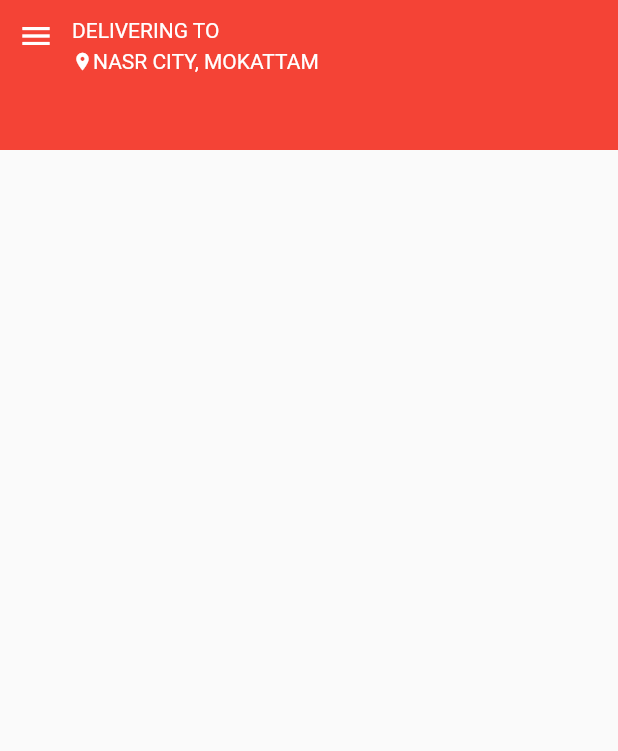
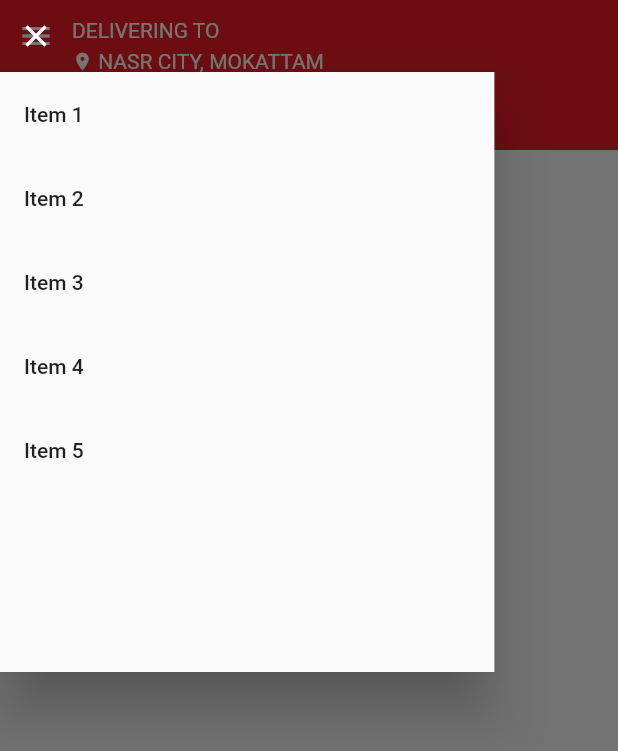
Before and after one commit to HashemAlhariry/Burger-Joint, a Flutter app: the screen it shows after launch, with the side drawer open (before the commit the screen has no drawer), on a phone screen of 412 x 824 dp. Shown: the top 751 px of the screen. Run offline on Flutter 3.47's test engine with Material 2 defaults, Android fonts, the phone set to English and light mode, and no system bars; our stand-ins replace shared_preferences; accounts and stored records are empty.

```diff
--- a/lib/Screens/home_page.dart
+++ b/lib/Screens/home_page.dart
@@ -10,10 +10,77 @@ class HomePage extends StatefulWidget {
 
 class _HomePageState extends State<HomePage> {
 
+  //FOR DRAWER
+  final GlobalKey<ScaffoldState> _key =  GlobalKey<ScaffoldState>();
+
   @override
   Widget build(BuildContext context) {
+
     return Scaffold(
-      appBar: CustomAppBar(title: "DELIVERING TO", backgroundColor: Colors.red ),
+      key:  _key,
+      drawer: SafeArea(
+        child: Column(
+          crossAxisAlignment: CrossAxisAlignment.start,
+          children: [
+            IconButton(icon: const Icon(Icons.clear,color: Colors.white,), onPressed: (){
+              Navigator.pop(context);
+            }),
+            // ignore: sized_box_for_whitespace
+            Container(
+              height: 400,
+              width: MediaQuery.of(context).size.width*0.8,
+              decoration:BoxDecoration(
+                borderRadius: BorderRadius.all(Radius.circular(20))
+              ),
+              child: Drawer(
+
+                child: ListView(
+                  padding: EdgeInsets.zero,
+                  children: [
+
+                    ListTile(
+                      title:   Text('Item 1'),
+                      onTap: () {
+
+                      },
+                    ),
+                    ListTile(
+                      title:   Text('Item 2'),
+                      onTap: () {
+
+                      },
+                    ),
+
+                    ListTile(
+                      title:   Text('Item 3'),
+                      onTap: () {
+
+                      },
+                    ),
+                    ListTile(
+                      title:   Text('Item 4'),
+                      onTap: () {
+
+                      },
+                    ),
+                    ListTile(
+                      title:  Text('Item 5'),
+                      onTap: () {
+
+                      },
+                    ),
+                  ],
+                ),
+              ),
+            ),
+          ],
+        ),
+      ),
+      appBar: CustomAppBar(title: "DELIVERING TO", backgroundColor: '#ED1C24' , onChanged: (value){
+        if(value){
+        _key.currentState!.openDrawer();
+        }
+      }),
       body:  Container()
     );
   }
--- a/lib/Services/user_auth.dart
+++ b/lib/Services/user_auth.dart
@@ -6,7 +6,7 @@ import 'package:http/http.dart' as http;
 class UserAuthentication{
 
   static Future<Map<String, dynamic>> signUp(String url, User user) async {
-    Uri uri = Uri.parse(url);
+    final Uri uri = Uri.parse(url);
     final response = await http.post(uri,
         headers: {"Content-Type": "application/json",       'Accept': 'application/json',},
         body: json.encode({
@@ -15,7 +15,7 @@ class UserAuthentication{
           "password": user.password,
           "phone": user.mobileNumber
         }));
-    Map<String, dynamic> convertDataToJson = json.decode(response.body);
+    Map<String, dynamic> convertDataToJson = json.decode(response.body) as Map<String,dynamic>;
     print(convertDataToJson['message']);
     return convertDataToJson;
   }
@@ -26,7 +26,7 @@ class UserAuthentication{
     final response = await http.post(uri,
         headers: {"Content-Type": "application/json",   'Accept': 'application/json'},
         body: json.encode({"email": emailAddress, "password": password}));
-    Map<String, dynamic> convertDataToJson = json.decode(response.body);
+    Map<String, dynamic> convertDataToJson = json.decode(response.body) as Map<String,dynamic>;
     print(convertDataToJson['message']);
     return convertDataToJson;
   }
--- a/lib/Utils/app_localizations.dart
+++ b/lib/Utils/app_localizations.dart
@@ -23,7 +23,7 @@ class AppLocalizations {
 
     String jsonString =
     await rootBundle.loadString('languages/${locale.languageCode}.json');
-    Map<String, dynamic> jsonMap = json.decode(jsonString);
+    Map<String, dynamic> jsonMap = json.decode(jsonString) as Map<String,dynamic>;
 
     _localizedStrings = jsonMap.map((key, value) {
       return MapEntry(key, value.toString());
@@ -60,6 +60,7 @@ class AppLanguage extends ChangeNotifier {
 
   Locale _appLocale = Locale('en');
   Locale  appLocal(String string){
+
     _appLocale = Locale(string);
    return  _appLocale;
   }
--- a/lib/Utils/global.dart
+++ b/lib/Utils/global.dart
@@ -20,5 +20,6 @@ class Global {
   /*** Cart FOR USER'S PRODUCT ***/
   //static List<CartItem> cartItems=[];
 
-
+  /// * APP BAR HEIGHT ***/
+  static double appBarSize = 100.0;
 }
--- a/lib/Widgets/custom_appbar.dart
+++ b/lib/Widgets/custom_appbar.dart
@@ -1,30 +1,30 @@
 import 'package:flutter/material.dart';
 
+import '../Utils/global.dart';
 
-class CustomAppBar extends StatefulWidget implements PreferredSizeWidget{
+
+class CustomAppBar extends StatelessWidget implements PreferredSizeWidget{
 
   final String title;
-  final Color backgroundColor;
-
-  const CustomAppBar({Key? key, required this.title,required this.backgroundColor}) : super(key: key);
+  final String backgroundColor;
+  final ValueChanged<bool> onChanged;
+  const CustomAppBar({Key? key, required this.title,required this.backgroundColor, required this.onChanged }) : super(key: key);
 
   @override
-  _CustomAppBarState createState() => _CustomAppBarState();
+  Widget build(BuildContext context) {
+    return Scaffold(
 
-  Size get preferredSize => Size.fromHeight(100.0);
-}
-
-class _CustomAppBarState extends State<CustomAppBar> {
-  @override
-  Widget build(BuildContext context) {
-    return Container(
-      color:Colors.red,
+      body: Container(
+        color:_colorFromHex( backgroundColor),
         child: SafeArea(
           child: Row(
-          mainAxisAlignment: MainAxisAlignment.start,
+
             crossAxisAlignment: CrossAxisAlignment.start,
             children: [
-            IconButton(icon: Icon(Icons.menu,color: Colors.white,), onPressed: () {print('hey');}),
+              IconButton(icon: Icon(Icons.menu,color: Colors.white,), onPressed: () {
+                     // THIS ON CHANGED CALL BACK TO CHECK MENU PRESSED
+                     onChanged(true);
+              }),
               Padding(
 
                 padding: const EdgeInsets.fromLTRB(0,12,0,0),
@@ -33,7 +33,7 @@ class _CustomAppBarState extends State<CustomAppBar> {
                   crossAxisAlignment: CrossAxisAlignment.start,
                   children: [
                     Text(
-                    widget.title,
+                       title,
                       style: TextStyle(color: Colors.white, fontSize: 14.0),
                     ),
                     SizedBox(height: 5,),
@@ -48,12 +48,12 @@ class _CustomAppBarState extends State<CustomAppBar> {
                           ),
                         ),
                         Text(
-                        'NASR CITY, MOKATTAM',
+                          ' NASR CITY, MOKATTAM',
                           style: TextStyle(color: Colors.white, fontSize: 14.0),
-                      )
+                        ),
+
                       ],
                     ),
-
 
                   ],
                 ),
@@ -63,7 +63,18 @@ class _CustomAppBarState extends State<CustomAppBar> {
           ),
         ),
 
+      ),
     );
   }
 
+  Color _colorFromHex(String hexColor) {
+
+    final hexCode = hexColor.replaceAll('#', '');
+    return Color(int.parse('FF$hexCode', radix: 16));
+
   }
+
+  @override
+  Size get preferredSize => Size.fromHeight(Global.appBarSize);
+
+}
--- a/pubspec.yaml
+++ b/pubspec.yaml
@@ -19,6 +19,7 @@ dependencies:
   animated_splash_screen: ^1.0.1+2
   http: ^0.13.3
 
+
 dev_dependencies:
   flutter_test:
     sdk: flutter
```
Also changed, not shown: pubspec.lock, 1 other file. Lines whose indentation alone changed are shown as unchanged.
